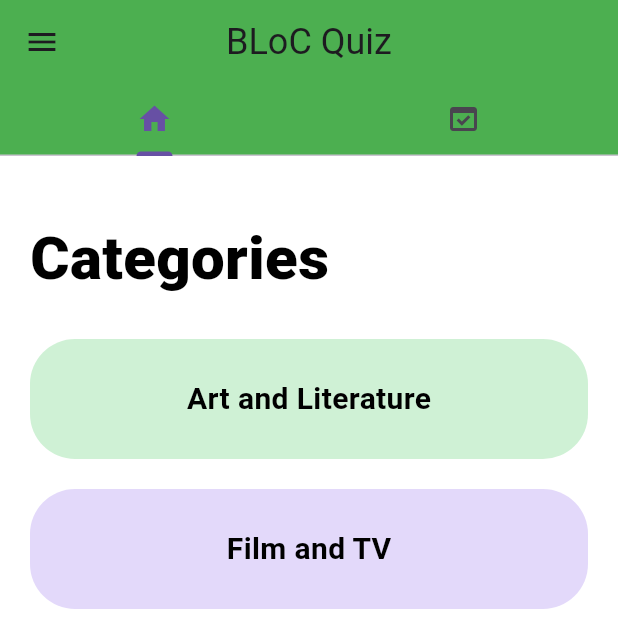
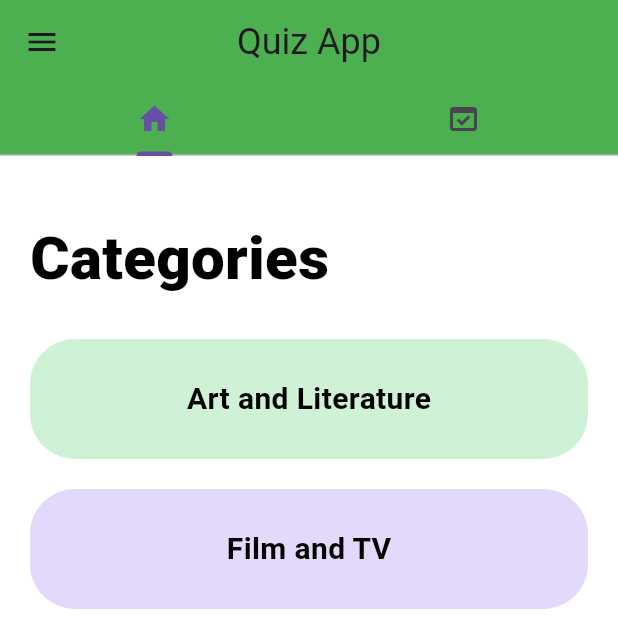
Before and after one commit to ErayAltas/quiz_app, a Flutter app: the screen it shows once a user with an empty profile is signed in, on a phone screen of 412 x 824 dp, the top half of it. Run offline on Flutter 3.47's test engine with Material 3 defaults, Android fonts, the phone set to English and light mode, and no system bars; our stand-ins replace bloc, cloud_firestore, dropdown_button2, email_validator, equatable, firebase_auth and 8 more; missing offline and left inert: fl_score_bar; accounts and stored records are empty.

Commit message:
Update main.dart to initialize Firebase with options and update theme color

```diff
--- a/lib/main.dart
+++ b/lib/main.dart
@@ -10,11 +10,7 @@ import 'package:quiz_app/presentation/auth/sign_in/sign_in.dart';
 
 Future<void> main() async {
   WidgetsFlutterBinding.ensureInitialized();
-  try {
-    await Firebase.initializeApp(options: DefaultFirebaseOptions.currentPlatform);
-  } catch (e) {
-    //pass
-  }
+  await Firebase.initializeApp(options: DefaultFirebaseOptions.currentPlatform);
   runApp(const MyApp());
 }
 
@@ -30,7 +26,7 @@ class MyApp extends StatelessWidget {
         ),
         child: MaterialApp(
           debugShowCheckedModeBanner: false,
-          theme: ThemeData(primarySwatch: Colors.green),
+          theme: ThemeData(primarySwatch: Colors.purple),
           home: StreamBuilder<User?>(
               stream: FirebaseAuth.instance.userChanges(),
               builder: (context, snapshot) {
--- a/lib/presentation/dashboard/dashboard.dart
+++ b/lib/presentation/dashboard/dashboard.dart
@@ -4,7 +4,6 @@ import 'package:flutter_bloc/flutter_bloc.dart';
 import 'package:quiz_app/bloc/auth/auth_bloc.dart';
 import 'package:quiz_app/presentation/auth/sign_in/sign_in.dart';
 import 'package:quiz_app/presentation/dashboard/result/results_screen.dart';
-import 'package:quiz_app/presentation/profile/profile.dart';
 
 import 'categories/categories_screen.dart';
 
@@ -19,12 +18,7 @@ class Dashboard extends StatelessWidget {
       child: Scaffold(
         appBar: AppBar(
           centerTitle: true,
-            title: const Text(
-              'BLoC Quiz',
-              style: TextStyle(
-                fontSize: 24,
-              ),
-            ),
+          title: const Text('Quiz App', style: TextStyle(fontSize: 24)),
           backgroundColor: Colors.green,
           bottom: const TabBar(
             tabs: [
@@ -39,73 +33,13 @@ class Dashboard extends StatelessWidget {
           children: [
             UserAccountsDrawerHeader(
               decoration: const BoxDecoration(color: Colors.green),
-                accountName: Text(
-                  '${currentUser.displayName}',
-                  style: const TextStyle(
-                    fontSize: 23,
-                    fontWeight: FontWeight.bold,
-                  ),
-                ),
-                accountEmail: Text(
-                  '${currentUser.email}',
-                  style: const TextStyle(
-                    fontWeight: FontWeight.bold,
-                  ),
-                ),
+              accountName: Text('${currentUser.displayName}', style: const TextStyle(fontSize: 23, fontWeight: FontWeight.bold)),
+              accountEmail: Text('${currentUser.email}', style: const TextStyle(fontWeight: FontWeight.bold)),
               currentAccountPicture: currentUser.photoURL != null ? Image.network("${currentUser.photoURL}") : const FlutterLogo(),
             ),
             ListTile(
-                leading: const Icon(
-                  Icons.contact_page,
-                ),
-                title: const Text(
-                  'My Profile',
-                  style: TextStyle(
-                    fontSize: 20,
-                  ),
-                ),
-                onTap: () {
-                  Navigator.of(context).push(PageRouteBuilder(
-                    pageBuilder: (BuildContext context, _, __) {
-                      return const Profile();
-                    },
-                    transitionsBuilder: (_, Animation<double> animation, __, Widget child) {
-                      return FadeTransition(opacity: animation, child: child);
-                    },
-                  ));
-                },
-              ),
-              const AboutListTile(
-                // <-- SEE HERE
-                icon: Icon(
-                  Icons.info,
-                ),
-                applicationIcon: Icon(
-                  Icons.task_alt,
-                ),
-                applicationName: 'BLoC Quiz',
-                applicationVersion: '1.0.0',
-                applicationLegalese: 'Pranshu Malhotra',
-                aboutBoxChildren: [
-                  ///Content goes here...
-                ],
-                child: Text(
-                  'About app',
-                  style: TextStyle(
-                    fontSize: 20,
-                  ),
-                ),
-              ),
-              ListTile(
-                leading: const Icon(
-                  Icons.logout_rounded,
-                ),
-                title: const Text(
-                  'Log out',
-                  style: TextStyle(
-                    fontSize: 20,
-                  ),
-                ),
+              leading: const Icon(Icons.logout_rounded),
+              title: const Text('Log out', style: TextStyle(fontSize: 20)),
               onTap: () {
                 context.read<AuthBloc>().add(SignOutRequested());
               },
@@ -115,10 +49,7 @@ class Dashboard extends StatelessWidget {
         body: BlocListener<AuthBloc, AuthState>(
           listener: (context, state) {
             if (state is UnAuthenticated) {
-                Navigator.of(context).pushAndRemoveUntil(
-                  MaterialPageRoute(builder: (context) => const SignIn()),
-                  (route) => false,
-                );
+              Navigator.of(context).pushAndRemoveUntil(MaterialPageRoute(builder: (context) => const SignIn()), (route) => false);
             }
           },
           child: TabBarView(
@@ -128,6 +59,7 @@ class Dashboard extends StatelessWidget {
             ],
           ),
         ),
-        ));
+      ),
+    );
   }
 }
```
Also changed, not shown: lib/presentation/profile/profile.dart (deleted, +0 -135 lines). Lines whose indentation alone changed are shown as unchanged.
